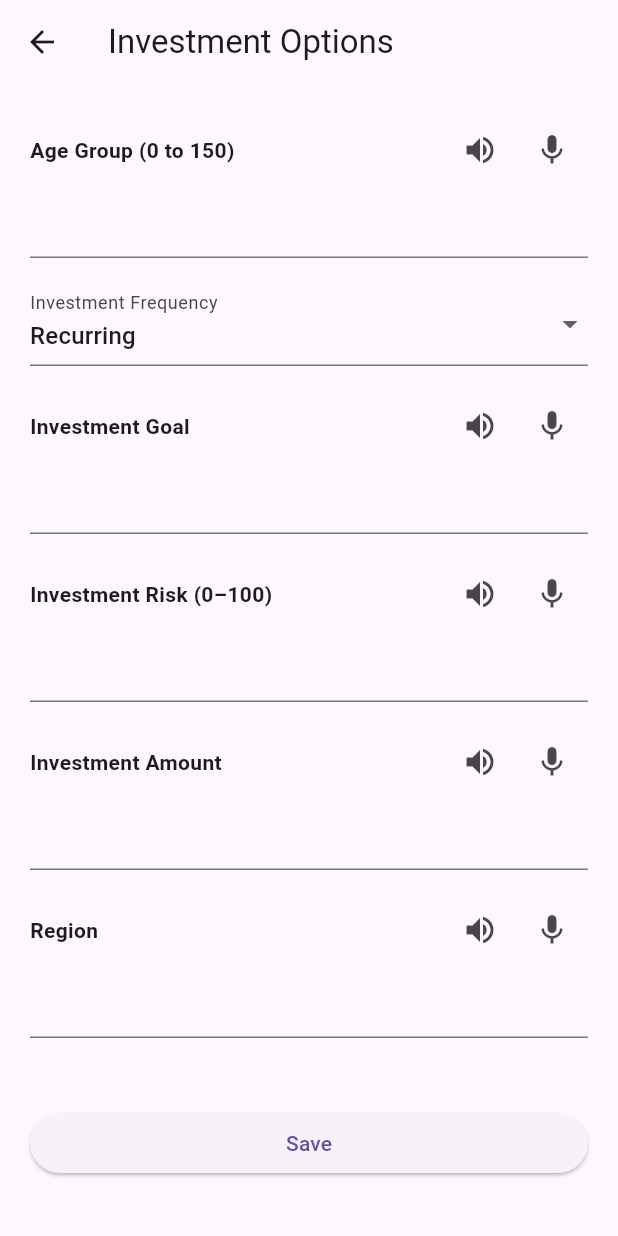
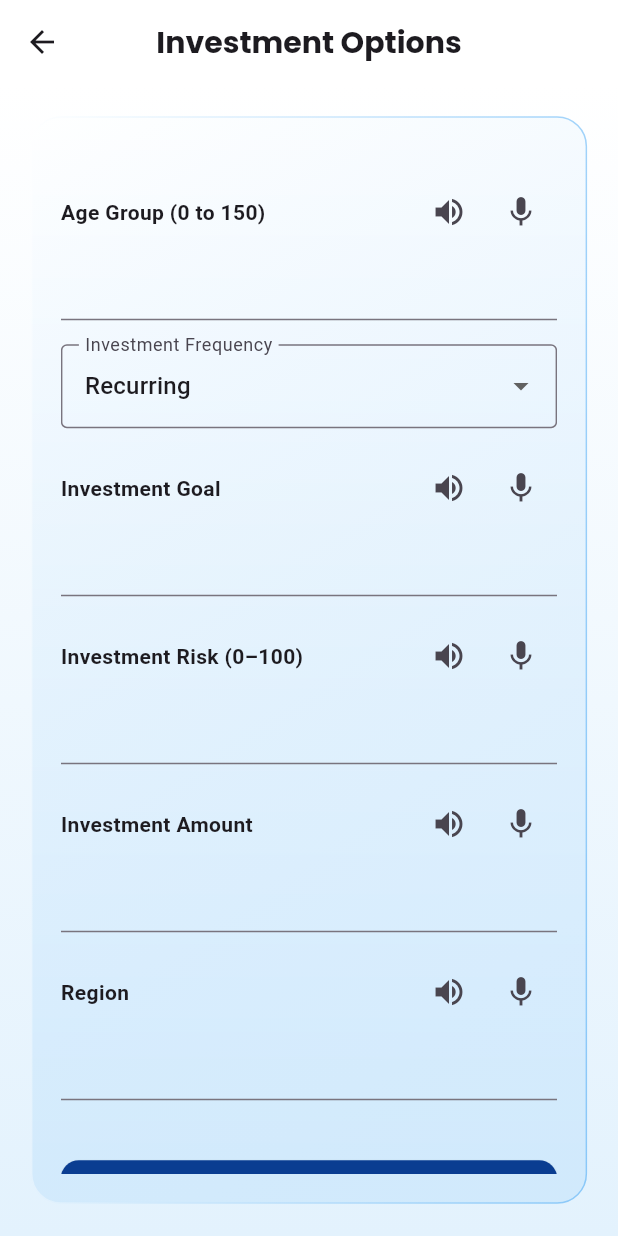
Before and after one commit to rakhi-1112/generic_voice_assistant, a Flutter app: the InvestmentOptionsScreen screen opened by its route, on a phone screen of 412 x 824 dp. Run offline on Flutter 3.47's test engine with Material 3 defaults, Android fonts, the phone set to English and light mode, and no system bars; drawn by our look-alikes of flutter_animate, glassmorphism; our stand-ins replace audioplayers, fl_chart, flutter_markdown, google_fonts, just_audio, permission_handler and 1 more; missing offline and left inert: flutter_sound, record; accounts and stored records are empty.

Commit message:
css changes for invest opt page

```diff
--- a/frontend_flutter/lib/screens/investment_options/investment_options_screen.dart
+++ b/frontend_flutter/lib/screens/investment_options/investment_options_screen.dart
@@ -1,6 +1,7 @@
 import 'package:flutter/material.dart';
 import 'package:flutter_animate/flutter_animate.dart';
 import 'package:glassmorphism/glassmorphism.dart';
+import 'package:google_fonts/google_fonts.dart';
 import 'package:http/http.dart' as http;
 import 'dart:convert';
 import 'dart:io';
@@ -27,7 +28,7 @@ class _InvestmentOptionsScreenState extends State<InvestmentOptionsScreen> {
   final TextEditingController _investmentAmountController = TextEditingController();
   final TextEditingController _regionController = TextEditingController();
 
-
+// todo: remove region controller
 
   String _investmentFrequency = 'Recurring';
   String _username = '';
@@ -289,6 +290,10 @@ class _InvestmentOptionsScreenState extends State<InvestmentOptionsScreen> {
           controller: controller,
           keyboardType: isNumber ? TextInputType.number : TextInputType.text,
           validator: validator,
+          style: GoogleFonts.poppins(
+            fontSize: 15,
+            color: Colors.black87,
+          ),
         ),
         const SizedBox(height: 16),
       ],
@@ -308,18 +313,70 @@ class _InvestmentOptionsScreenState extends State<InvestmentOptionsScreen> {
 @override
 Widget build(BuildContext context) {
   return Scaffold(
-      appBar: AppBar(title: const Text("Investment Options")),
-      body: Padding(
+    backgroundColor: Colors.white,
+    appBar: AppBar(
+      backgroundColor: Colors.white,
+      elevation: 0,
+      title: Text(
+        'Investment Options',
+        style: GoogleFonts.poppins(
+        fontSize: 20,
+        fontWeight: FontWeight.bold,
+      ),
+      ),
+      centerTitle: true,
+    ),
+    body: Stack(
+      children: [
+        Positioned.fill(
+          child: Container(
+            decoration: const BoxDecoration(
+              gradient: LinearGradient(
+                colors: [Colors.white, Color(0xFFE3F2FD)],
+                begin: Alignment.topCenter,
+                end: Alignment.bottomCenter,
+              ),
+            ),
+          ),
+        ),
+        Center(
+          child: GlassmorphicContainer(
+            width: MediaQuery.of(context).size.width * 0.9,
+            height: MediaQuery.of(context).size.height * 0.88,
+            borderRadius: 20,
+            blur: 20,
+            alignment: Alignment.center,
+            border: 1,
+            linearGradient: LinearGradient(
+              colors: [
+                Colors.white.withOpacity(0.2),
+                Colors.blue.withOpacity(0.1),
+              ],
+              begin: Alignment.topLeft,
+              end: Alignment.bottomRight,
+            ),
+            borderGradient: LinearGradient(
+              colors: [
+                Colors.white.withOpacity(0.4),
+                Colors.blue.withOpacity(0.4),
+              ],
+            ),
+            child: Padding(
               padding: const EdgeInsets.all(20),
               child: Form(
                 key: _formKey,
                 child: ListView(
                   children: [
                     if (_username.isNotEmpty)
-                Padding(
-                  padding: const EdgeInsets.only(bottom: 16),
-                  child: Text("Hello, $_username", style: const TextStyle(fontSize: 18, fontWeight: FontWeight.bold)),
+                      Text(
+                        "Welcome, $_username!",
+                        style: const TextStyle(
+                          fontSize: 20,
+                          fontWeight: FontWeight.bold,
+                          color: Color(0xFF0A3D91),
                         ),
+                      ).animate().fade(duration: 400.ms).slideY(),
+                    const SizedBox(height: 20),
                     _buildFieldWithSpeech(
                       label: "Age Group (0 to 150)",
                       controller: _ageGroupController,
@@ -331,7 +388,13 @@ class _InvestmentOptionsScreenState extends State<InvestmentOptionsScreen> {
                     ),
                     DropdownButtonFormField<String>(
                       value: _investmentFrequency,
-                decoration: const InputDecoration(labelText: "Investment Frequency"),
+                      decoration: const InputDecoration(
+                        labelText: "Investment Frequency",
+                        border: OutlineInputBorder(),
+                        focusedBorder: OutlineInputBorder(
+                          borderSide: BorderSide(color: Color(0xFF0A3D91), width: 2),
+                        ),
+                      ),
                       items: const [
                         DropdownMenuItem(value: "Recurring", child: Text("Recurring")),
                         DropdownMenuItem(value: "Lumpsum", child: Text("Lumpsum")),
@@ -365,22 +428,39 @@ class _InvestmentOptionsScreenState extends State<InvestmentOptionsScreen> {
                       controller: _regionController,
                       validator: (v) => (v == null || v.isEmpty) ? "Enter Region" : null,
                     ),
-              const SizedBox(height: 30),
-              ElevatedButton(onPressed: _submitForm, child: const Text("Save")),
+                    const SizedBox(height: 24),
+                    ElevatedButton(
+                      onPressed: _submitForm,
+                      style: ElevatedButton.styleFrom(
+                        backgroundColor: const Color(0xFF0A3D91),
+                        padding: const EdgeInsets.symmetric(vertical: 14),
+                        shape: RoundedRectangleBorder(borderRadius: BorderRadius.circular(12)),
+                        textStyle: GoogleFonts.poppins(fontSize: 16, fontWeight: FontWeight.w600),
+                      ),
+                      child: const Text("Save", style: TextStyle(fontSize: 16, color: Colors.white)),
+                    ).animate().fade(duration: 600.ms).slideY(),
                     if (_formSaved)
                       Padding(
                         padding: const EdgeInsets.only(top: 16),
                         child: ElevatedButton(
                           onPressed: _generateStrategy,
-                  child: const Text("Generate Investment Strategy"),
+                          style: ElevatedButton.styleFrom(
+                            backgroundColor: const Color(0xFF1565C0),
+                            padding: const EdgeInsets.symmetric(vertical: 14),
+                            shape: RoundedRectangleBorder(borderRadius: BorderRadius.circular(12)),
                           ),
+                          child: const Text("Generate Investment Strategy", style: TextStyle(color: Colors.white)),
+                        ).animate().fadeIn().slideY(begin: 0.3),
                       ),
                   ],
                 ),
               ),
             ),
+          ),
+        ),
+      ],
+    ),
   );
 }
 
-
 }
```
Lines whose indentation alone changed are shown as unchanged.
